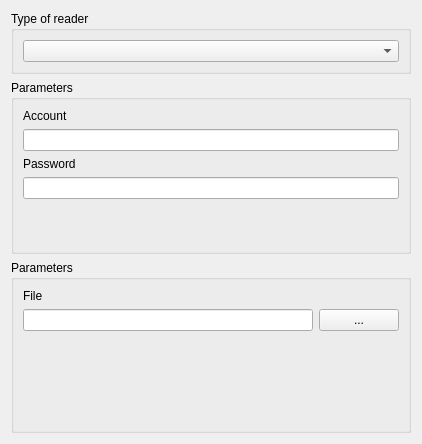
Old version of the form akregator/plugins/onlinesync/ui/configurationdialogadd.ui in the repository chusopr/kdepim-ktimetracker-akonadi.
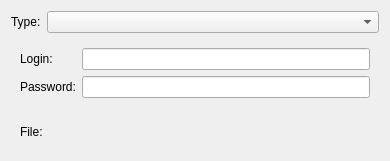
New version of the form. Custom widgets are drawn as their Qt base class.

Commit message: simplify dialog

The edit to the form file:
```diff
--- a/akregator/plugins/onlinesync/ui/configurationdialogadd.ui
+++ b/akregator/plugins/onlinesync/ui/configurationdialogadd.ui
@@ -8,8 +8,8 @@
    <rect>
     <x>0</x>
     <y>0</y>
-    <width>411</width>
-    <height>444</height>
+    <width>390</width>
+    <height>161</height>
    </rect>
   </property>
   <property name="sizePolicy" >
@@ -21,126 +21,86 @@
   <property name="windowTitle" >
    <string>Form</string>
   </property>
-  <layout class="QVBoxLayout" name="verticalLayout_3" >
-   <item>
-    <widget class="QGroupBox" name="groupReaderType" >
-     <property name="title" >
-      <string>Type of reader</string>
-     </property>
-     <layout class="QVBoxLayout" name="verticalLayout_2" >
-      <item>
-       <widget class="QComboBox" name="cb_AggregatorType" />
-      </item>
-     </layout>
-    </widget>
+  <layout class="QGridLayout" name="gridLayout" >
+   <item row="0" column="0" >
+    <layout class="QGridLayout" name="gridLayout_3" >
+     <item row="0" column="0" >
+      <widget class="QLabel" name="label" >
+       <property name="text" >
+        <string>Type:</string>
+       </property>
+      </widget>
+     </item>
+     <item row="0" column="1" >
+      <widget class="QComboBox" name="cb_AggregatorType" >
+       <property name="sizePolicy" >
+        <sizepolicy vsizetype="Fixed" hsizetype="Preferred" >
+         <horstretch>1</horstretch>
+         <verstretch>0</verstretch>
+        </sizepolicy>
+       </property>
+      </widget>
+     </item>
+    </layout>
    </item>
-   <item>
-    <widget class="QGroupBox" name="groupGoogleReader" >
-     <property name="title" >
-      <string>Parameters</string>
-     </property>
-     <layout class="QVBoxLayout" name="verticalLayout" >
-      <item>
+   <item row="1" column="0" >
+    <widget class="QWidget" native="1" name="groupGoogleReader" >
+     <layout class="QFormLayout" name="formLayout" >
+      <property name="fieldGrowthPolicy" >
+       <enum>QFormLayout::AllNonFixedFieldsGrow</enum>
+      </property>
+      <item row="0" column="0" >
        <widget class="QLabel" name="lAccountGoogleReader" >
         <property name="text" >
-         <string>Account</string>
+         <string>Login:</string>
         </property>
        </widget>
       </item>
-      <item>
+      <item row="0" column="1" >
        <widget class="QLineEdit" name="le_loginGoogleReader" />
       </item>
-      <item>
-       <widget class="QLabel" name="lPasswordGoogleReader" >
-        <property name="text" >
-         <string>Password</string>
-        </property>
-       </widget>
-      </item>
-      <item>
+      <item row="1" column="1" >
        <widget class="QLineEdit" name="le_passwdGoogleReader" >
         <property name="echoMode" >
          <enum>QLineEdit::Password</enum>
         </property>
        </widget>
       </item>
-      <item>
-       <spacer name="verticalSpacer" >
-        <property name="orientation" >
-         <enum>Qt::Vertical</enum>
+      <item row="1" column="0" >
+       <widget class="QLabel" name="lPasswordGoogleReader" >
+        <property name="text" >
+         <string>Password:</string>
         </property>
-        <property name="sizeHint" stdset="0" >
-         <size>
-          <width>20</width>
-          <height>40</height>
-         </size>
-        </property>
-       </spacer>
+       </widget>
       </item>
      </layout>
     </widget>
    </item>
-   <item>
-    <widget class="QGroupBox" name="groupOpml" >
-     <property name="title" >
-      <string>Parameters</string>
-     </property>
-     <layout class="QVBoxLayout" name="verticalLayout_4" >
-      <item>
+   <item row="2" column="0" >
+    <widget class="QWidget" native="1" name="groupOpml" >
+     <layout class="QGridLayout" name="gridLayout_2" >
+      <item row="0" column="0" >
        <widget class="QLabel" name="label_3" >
         <property name="text" >
-         <string>File</string>
+         <string>File:</string>
         </property>
        </widget>
       </item>
-      <item>
-       <layout class="QHBoxLayout" name="horizontalLayout_2" >
-        <item>
-         <widget class="QLineEdit" name="le_filenameOpml" />
-        </item>
-        <item>
-         <widget class="QPushButton" name="b_filechoosed_2" >
-          <property name="text" >
-           <string>...</string>
-          </property>
-         </widget>
-        </item>
-       </layout>
-      </item>
-      <item>
-       <spacer name="verticalSpacer_2" >
-        <property name="orientation" >
-         <enum>Qt::Vertical</enum>
-        </property>
-        <property name="sizeHint" stdset="0" >
-         <size>
-          <width>20</width>
-          <height>40</height>
-         </size>
-        </property>
-       </spacer>
+      <item row="0" column="1" >
+       <widget class="KUrlRequester" name="filerequester" />
       </item>
      </layout>
     </widget>
    </item>
-   <item>
-    <spacer name="horizontalSpacer" >
-     <property name="orientation" >
-      <enum>Qt::Horizontal</enum>
-     </property>
-     <property name="sizeType" >
-      <enum>QSizePolicy::Minimum</enum>
-     </property>
-     <property name="sizeHint" stdset="0" >
-      <size>
-       <width>400</width>
-       <height>0</height>
-      </size>
-     </property>
-    </spacer>
-   </item>
   </layout>
  </widget>
+ <customwidgets>
+  <customwidget>
+   <class>KUrlRequester</class>
+   <extends>QFrame</extends>
+   <header>kurlrequester.h</header>
+  </customwidget>
+ </customwidgets>
  <resources/>
  <connections/>
 </ui>
```
Left out of the diff: 5 changed lines with no effect on the pictures. The commit also changes 1 other file.
